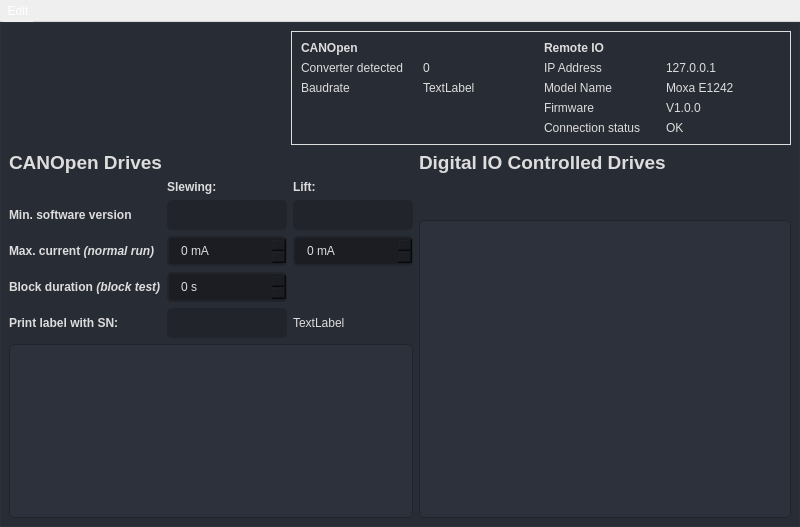
This is app/ui/main.ui in davidsenoner/emec-drv-canopen-tester as Qt 5 draws it before an edit. The edited form follows.
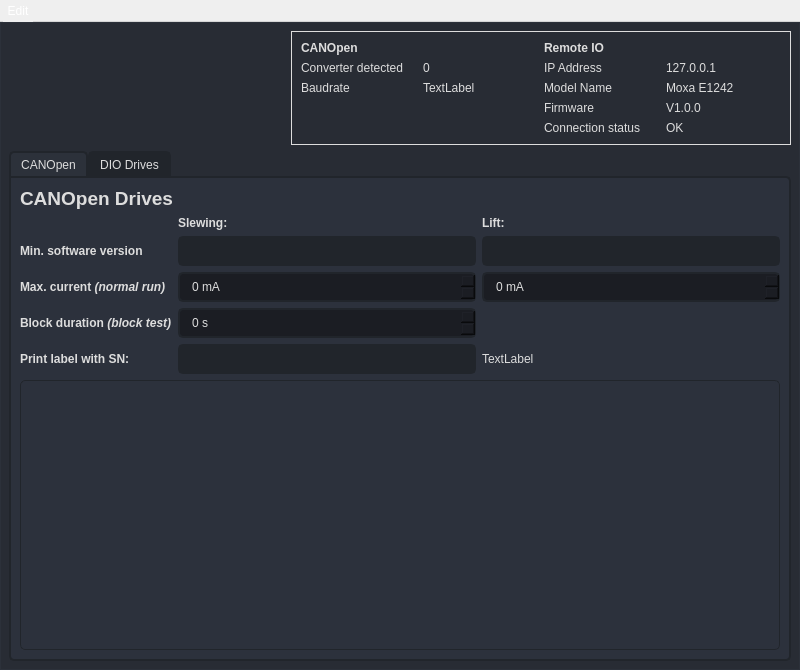
This is the edited form. Icons and pictures are not drawn.

Commit message: feat: add tabbed interface to main window with CANOpen and DIO Drives tabs

```diff
--- a/app/ui/main.ui
+++ b/app/ui/main.ui
@@ -7,7 +7,7 @@
     <x>0</x>
     <y>0</y>
     <width>800</width>
-    <height>527</height>
+    <height>670</height>
    </rect>
   </property>
   <property name="windowTitle">
@@ -879,9 +879,15 @@
           </layout>
          </item>
          <item>
-          <layout class="QHBoxLayout" name="horizontalLayout_5">
-           <item>
-            <layout class="QVBoxLayout" name="verticalLayoutCANOpen">
+          <widget class="QTabWidget" name="tabWidget">
+           <property name="currentIndex">
+            <number>0</number>
+           </property>
+           <widget class="QWidget" name="tab">
+            <attribute name="title">
+             <string>CANOpen</string>
+            </attribute>
+            <layout class="QVBoxLayout" name="verticalLayout">
              <item>
               <widget class="QLabel" name="label_13">
                <property name="text">
@@ -1040,9 +1046,12 @@
               </widget>
              </item>
             </layout>
-           </item>
-           <item>
-            <layout class="QVBoxLayout" name="verticalLayoutDIO">
+           </widget>
+           <widget class="QWidget" name="tab_2">
+            <attribute name="title">
+             <string>DIO Drives</string>
+            </attribute>
+            <layout class="QVBoxLayout" name="verticalLayout_3">
              <item>
               <widget class="QLabel" name="label_14">
                <property name="text">
@@ -1064,8 +1073,8 @@
               </widget>
              </item>
             </layout>
-           </item>
-          </layout>
+           </widget>
+          </widget>
          </item>
         </layout>
        </widget>
```
The commit also changes 1 other file.
